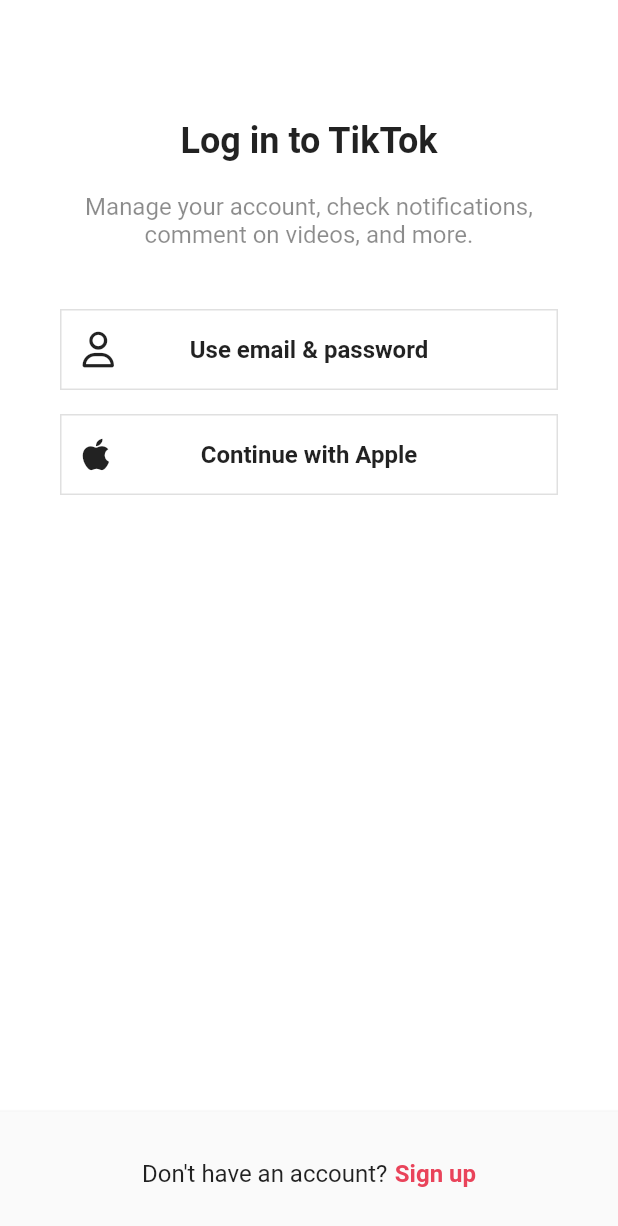
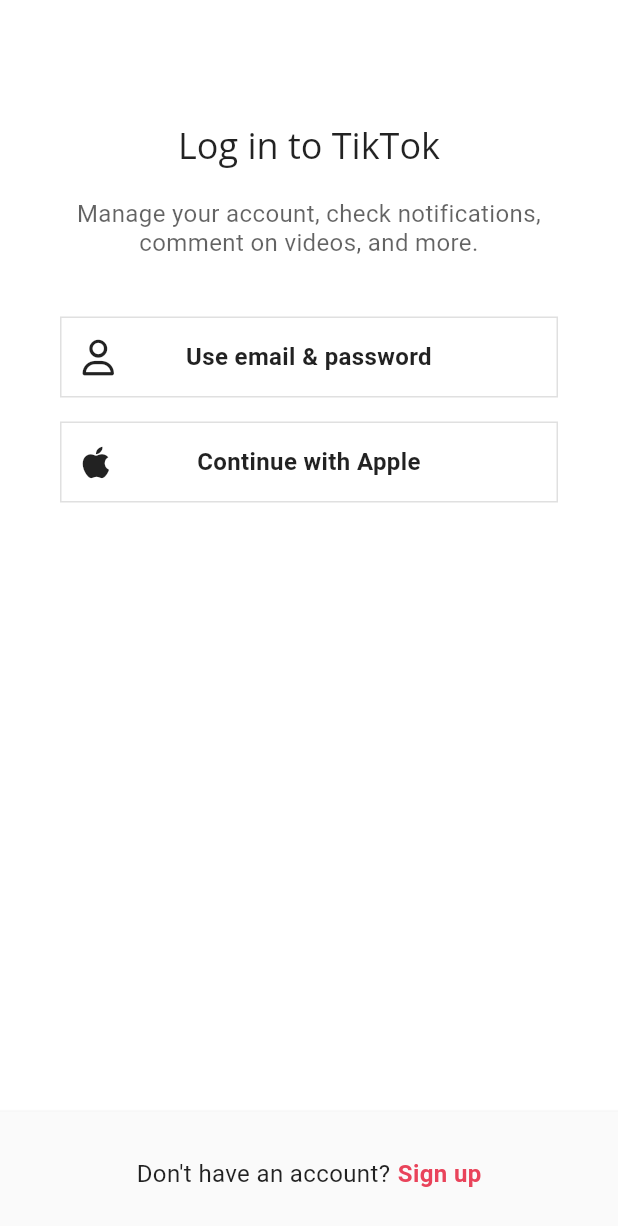
Before and after one commit to Jinwook-Song/tiktok_flutter, a Flutter app: the screen it shows after launch, after a tap on "Log in", on a phone screen of 412 x 824 dp. Shown: the top 1226 px of the screen. Run offline on Flutter 3.47's test engine with Material 2 defaults, Android fonts, the phone set to English and light mode, and no system bars; our stand-ins replace font_awesome_flutter, google_fonts, video_player, visibility_detector; network calls fail.

Commit message:
feat: textTheme

```diff
--- a/lib/features/authentication/login_screen.dart
+++ b/lib/features/authentication/login_screen.dart
@@ -20,32 +20,31 @@ class LoginScreen extends StatelessWidget {
             horizontal: Sizes.size40,
           ),
           child: Column(
-            children: const [
+            children: [
               Gaps.v80,
               Text(
                 "Log in to TikTok",
-                style: TextStyle(
-                  fontSize: Sizes.size24,
-                  fontWeight: FontWeight.w700,
-                ),
+                style: Theme.of(context).textTheme.headlineSmall,
               ),
               Gaps.v20,
-              Text(
+              const Opacity(
+                opacity: 0.7,
+                child: Text(
                   "Manage your account, check notifications, comment on videos, and more.",
                   style: TextStyle(
                     fontSize: Sizes.size16,
-                  color: Colors.black45,
                   ),
                   textAlign: TextAlign.center,
                 ),
+              ),
               Gaps.v40,
-              AuthButton(
+              const AuthButton(
                 icon: FaIcon(FontAwesomeIcons.user),
                 text: 'Use email & password',
                 destination: Destination.emailLogin,
               ),
               Gaps.v16,
-              AuthButton(
+              const AuthButton(
                 icon: FaIcon(FontAwesomeIcons.apple),
                 text: 'Continue with Apple',
                 destination: Destination.appleLogin,
@@ -55,7 +54,6 @@ class LoginScreen extends StatelessWidget {
         ),
       ),
       bottomNavigationBar: BottomAppBar(
-        color: Colors.grey.shade50,
         elevation: 2,
         child: Padding(
           padding: const EdgeInsets.symmetric(
--- a/lib/features/authentication/sign_up_screen.dart
+++ b/lib/features/authentication/sign_up_screen.dart
@@ -30,12 +30,9 @@ class SignUpScreen extends StatelessWidget {
                 mainAxisSize: MainAxisSize.min,
                 children: [
                   Gaps.v80,
-                  const Text(
+                  Text(
                     "Sign up for TikTok",
-                    style: TextStyle(
-                      fontSize: Sizes.size24,
-                      fontWeight: FontWeight.w700,
-                    ),
+                    style: Theme.of(context).textTheme.headlineSmall,
                   ),
                   Gaps.v20,
                   const Opacity(
--- a/lib/main.dart
+++ b/lib/main.dart
@@ -1,5 +1,6 @@
 import 'package:flutter/material.dart';
 import 'package:flutter/services.dart';
+import 'package:google_fonts/google_fonts.dart';
 import 'package:tiktok_flutter/constants/sizes.dart';
 import 'package:tiktok_flutter/features/authentication/sign_up_screen.dart';
 
@@ -31,6 +32,34 @@ class TikTokApp extends StatelessWidget {
       themeMode: ThemeMode.system,
       theme: ThemeData(
         brightness: Brightness.light,
+        textTheme: TextTheme(
+          headline1: GoogleFonts.openSans(
+              fontSize: 96, fontWeight: FontWeight.w300, letterSpacing: -1.5),
+          headline2: GoogleFonts.openSans(
+              fontSize: 60, fontWeight: FontWeight.w300, letterSpacing: -0.5),
+          headline3:
+              GoogleFonts.openSans(fontSize: 48, fontWeight: FontWeight.w400),
+          headline4: GoogleFonts.openSans(
+              fontSize: 34, fontWeight: FontWeight.w400, letterSpacing: 0.25),
+          headline5:
+              GoogleFonts.openSans(fontSize: 24, fontWeight: FontWeight.w400),
+          headline6: GoogleFonts.openSans(
+              fontSize: 20, fontWeight: FontWeight.w500, letterSpacing: 0.15),
+          subtitle1: GoogleFonts.openSans(
+              fontSize: 16, fontWeight: FontWeight.w400, letterSpacing: 0.15),
+          subtitle2: GoogleFonts.openSans(
+              fontSize: 14, fontWeight: FontWeight.w500, letterSpacing: 0.1),
+          bodyText1: GoogleFonts.roboto(
+              fontSize: 16, fontWeight: FontWeight.w400, letterSpacing: 0.5),
+          bodyText2: GoogleFonts.roboto(
+              fontSize: 14, fontWeight: FontWeight.w400, letterSpacing: 0.25),
+          button: GoogleFonts.roboto(
+              fontSize: 14, fontWeight: FontWeight.w500, letterSpacing: 1.25),
+          caption: GoogleFonts.roboto(
+              fontSize: 12, fontWeight: FontWeight.w400, letterSpacing: 0.4),
+          overline: GoogleFonts.roboto(
+              fontSize: 10, fontWeight: FontWeight.w400, letterSpacing: 1.5),
+        ),
         primaryColor: const Color(0xFFE9435A),
         textSelectionTheme: const TextSelectionThemeData(
           cursorColor: Color(0xFFE9435A),
@@ -53,6 +82,34 @@ class TikTokApp extends StatelessWidget {
       ),
       darkTheme: ThemeData(
         brightness: Brightness.dark,
+        textTheme: TextTheme(
+          headline1: GoogleFonts.openSans(
+              fontSize: 96, fontWeight: FontWeight.w300, letterSpacing: -1.5),
+          headline2: GoogleFonts.openSans(
+              fontSize: 60, fontWeight: FontWeight.w300, letterSpacing: -0.5),
+          headline3:
+              GoogleFonts.openSans(fontSize: 48, fontWeight: FontWeight.w400),
+          headline4: GoogleFonts.openSans(
+              fontSize: 34, fontWeight: FontWeight.w400, letterSpacing: 0.25),
+          headline5:
+              GoogleFonts.openSans(fontSize: 24, fontWeight: FontWeight.w400),
+          headline6: GoogleFonts.openSans(
+              fontSize: 20, fontWeight: FontWeight.w500, letterSpacing: 0.15),
+          subtitle1: GoogleFonts.openSans(
+              fontSize: 16, fontWeight: FontWeight.w400, letterSpacing: 0.15),
+          subtitle2: GoogleFonts.openSans(
+              fontSize: 14, fontWeight: FontWeight.w500, letterSpacing: 0.1),
+          bodyText1: GoogleFonts.roboto(
+              fontSize: 16, fontWeight: FontWeight.w400, letterSpacing: 0.5),
+          bodyText2: GoogleFonts.roboto(
+              fontSize: 14, fontWeight: FontWeight.w400, letterSpacing: 0.25),
+          button: GoogleFonts.roboto(
+              fontSize: 14, fontWeight: FontWeight.w500, letterSpacing: 1.25),
+          caption: GoogleFonts.roboto(
+              fontSize: 12, fontWeight: FontWeight.w400, letterSpacing: 0.4),
+          overline: GoogleFonts.roboto(
+              fontSize: 10, fontWeight: FontWeight.w400, letterSpacing: 1.5),
+        ),
         primaryColor: const Color(0xFFE9435A),
         textSelectionTheme: const TextSelectionThemeData(
           cursorColor: Color(0xFFE9435A),
--- a/pubspec.yaml
+++ b/pubspec.yaml
@@ -39,7 +39,10 @@ dependencies:
   font_awesome_flutter: 10.3.0
 
   video_player: ^2.5.1
+
   visibility_detector: ^0.3.3
+
+  google_fonts: 4.0.1
 
 dev_dependencies:
   flutter_test:
```
Also changed, not shown: pubspec.lock, 3 other files. Lines whose indentation alone changed are shown as unchanged.
